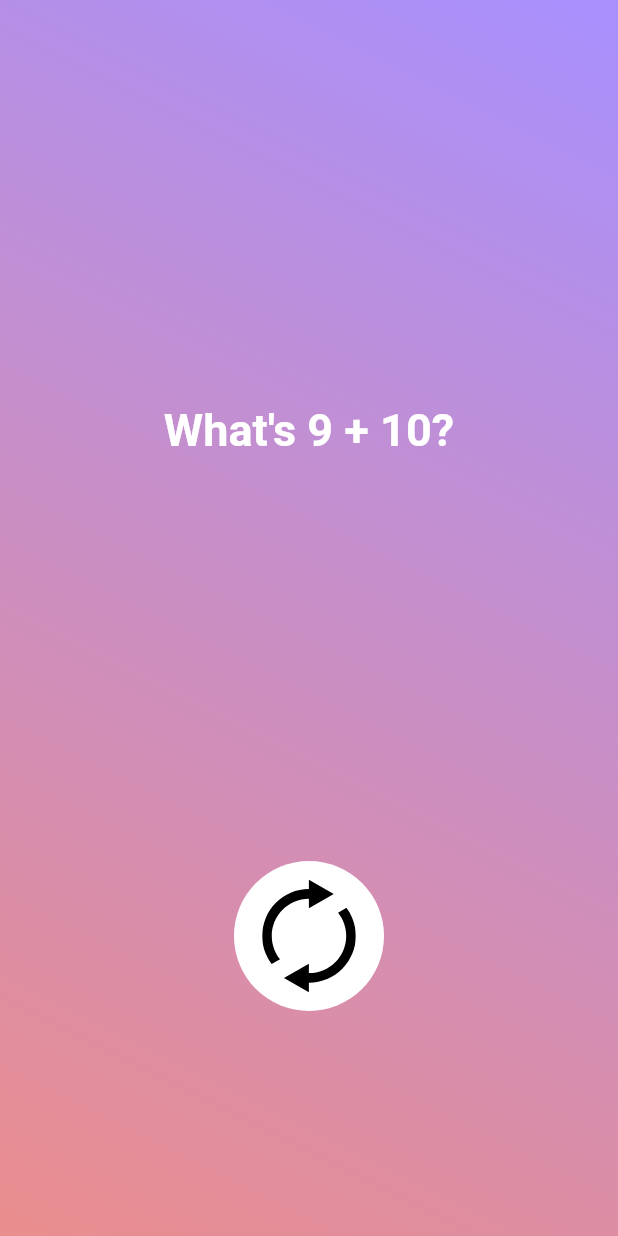
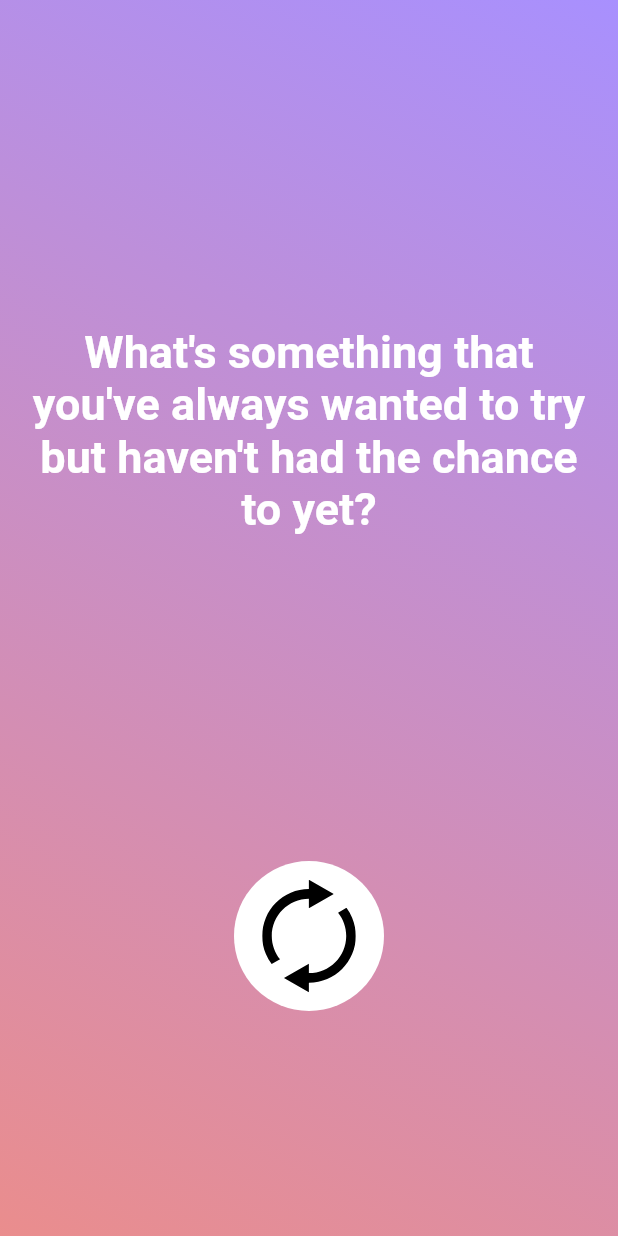
Before and after one commit to ilyasben26/awkward_silence_reborn, a Flutter app: the screen it shows after launch, after a tap on an icon or button, on a phone screen of 412 x 824 dp. Run offline on Flutter 3.47's test engine with Material 2 defaults, Android fonts, the phone set to English and light mode, and no system bars; drawn by our look-alikes of flutter_animate; our stand-ins replace flutter_svg.

Commit message:
added json object

```diff
--- /dev/null
+++ b/assets/json/prompts.json
@@ -0,0 +1,12 @@
+{
+    "prompts": [
+        {
+            "text": "What's something that you've always wanted to try but haven't had the chance to yet?",
+            "category": "question"
+        },
+        {
+            "text": "If you could have a conversation with your past self, what advice would you give?",
+            "category": "question"
+        }
+    ]
+}
--- a/lib/main.dart
+++ b/lib/main.dart
@@ -17,6 +17,7 @@ class MyApp extends StatelessWidget {
     return ChangeNotifierProvider(
       create: (context) => Prompts(),
       child: MaterialApp(
+        debugShowCheckedModeBanner: false,
         title: 'Flutter Demo',
         theme: ThemeData(
           primaryColor: const Color(0xffa890fe),
--- a/lib/providers/prompts.dart
+++ b/lib/providers/prompts.dart
@@ -1,11 +1,18 @@
 import 'package:flutter/material.dart';
 import 'dart:math';
 
+class Prompt {
+  String text;
+  String category;
+  Prompt({required this.text, required this.category});
+}
+
 class Prompts with ChangeNotifier {
   final List<String> _prompts = [
-    'Lorem ipsum dolor sit amet, consectetur adipiscing elit. Morbi lobortis.',
-    'What\'s 9 + 10?',
-    'A very long question, hopefully it turns out right!',
+    "What's something that you've always wanted to try but haven't had the chance to yet?",
+    "If you could have a conversation with your past self, what advice would you give?",
+    "Hey, I couldn't help but notice your [accessory or clothing item]. It looks really cool. Where did you get it?",
+    "Hey, I'm on a mission to meet the most interesting people in this room, and I think I just found one. Can I buy you a drink and hear your story?"
   ];
 
   String _randPrompt = '';
--- a/lib/widgets/prompt_card.dart
+++ b/lib/widgets/prompt_card.dart
@@ -17,7 +17,8 @@ class _PromptCardState extends State<PromptCard> {
   @override
   Widget build(BuildContext context) {
     return Container(
-      margin: EdgeInsets.symmetric(horizontal: 10),
+      //margin: EdgeInsets.symmetric(horizontal: 20),
+      padding: EdgeInsets.symmetric(horizontal: 20),
       child: Animate(
         controller: widget.controller,
         effects: const [
--- a/lib/widgets/reset_button.dart
+++ b/lib/widgets/reset_button.dart
@@ -39,7 +39,6 @@ class _ResetButtonState extends State<ResetButton> {
                   setState(() {
                     scale = 1.3;
                   });
-                  print('OnTapDown');
                 },
           onTapCancel: _isLoading
               ? null
@@ -54,7 +53,6 @@ class _ResetButtonState extends State<ResetButton> {
                   setState(() {
                     scale = 1;
                   });
-                  print('onTapUp');
                 },
           onPanEnd: _isLoading
               ? null
@@ -62,7 +60,6 @@ class _ResetButtonState extends State<ResetButton> {
                   setState(() {
                     scale = 1;
                   });
-                  print('OnPanEnd');
                 },
           onTap: _isLoading
               ? null
```
Also changed, not shown: lib/constants/constants.dart (added).
